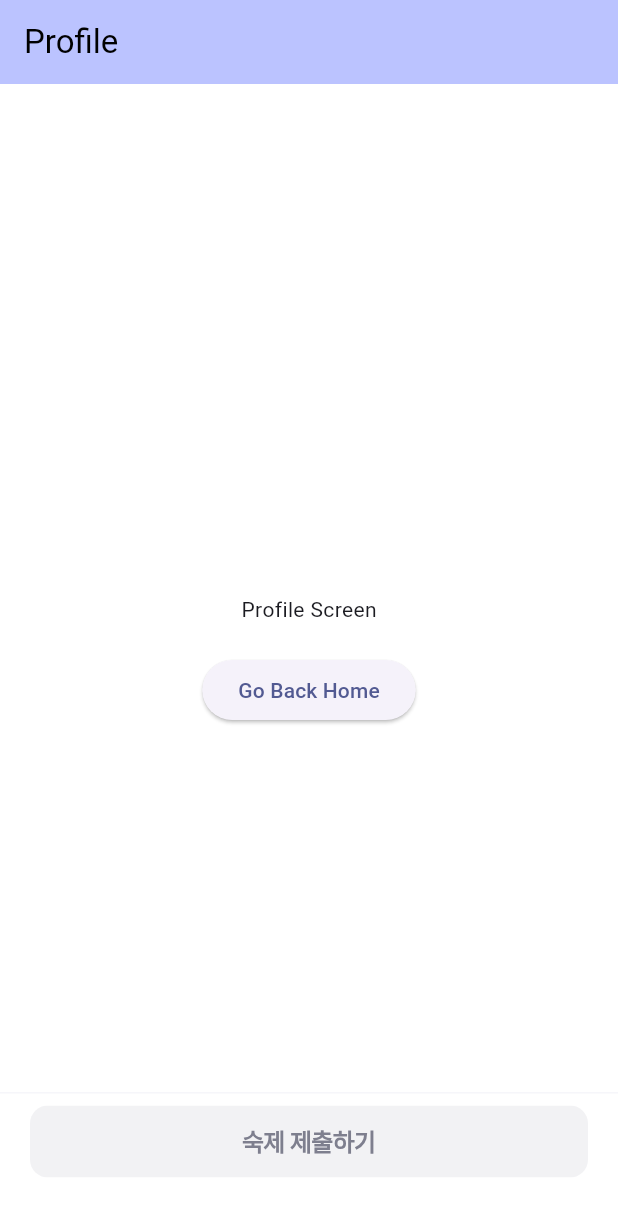
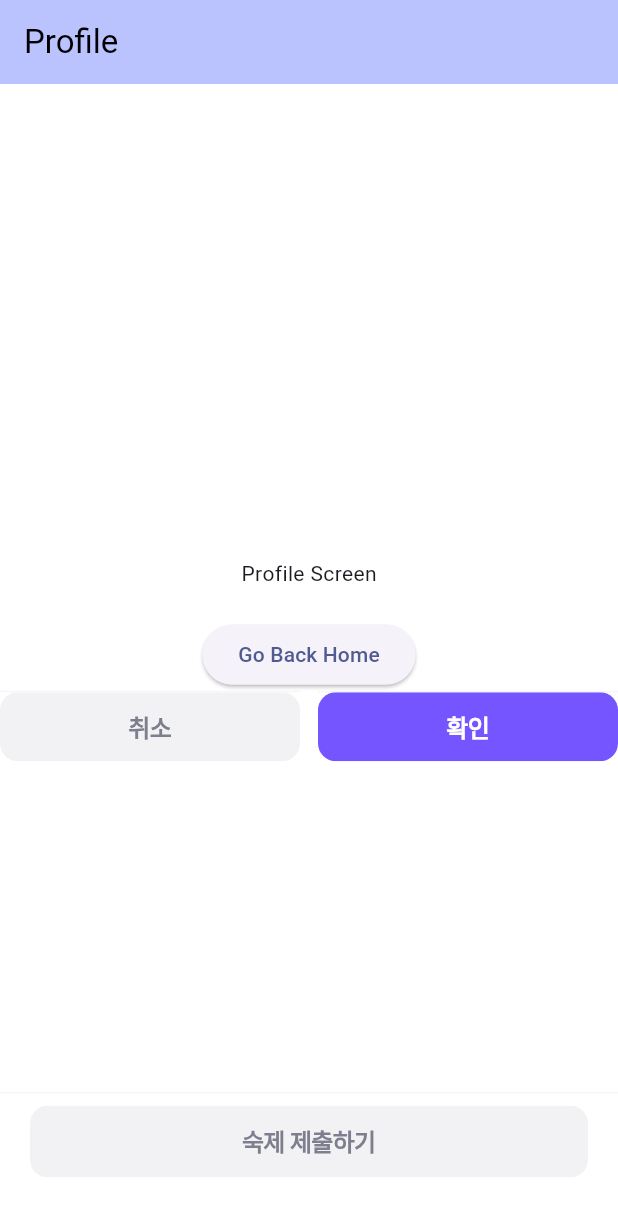
Before and after one commit to 0rmee/ormee_app, a Flutter app: the ProfileScreen screen opened by its route, on a phone screen of 412 x 824 dp. Shown: the top 1216 px of the screen. Run offline on Flutter 3.47's test engine with Material 3 defaults, Android fonts, the phone set to English and light mode, and no system bars; our stand-ins replace flutter_svg, go_router, image_picker; Roboto replaces fonts that are missing (Pretendard).

Commit message:
feat: button component (#6)

```diff
--- a/lib/app/router/app_router.dart
+++ b/lib/app/router/app_router.dart
@@ -1,6 +1,7 @@
 import 'package:flutter/material.dart';
 import 'package:go_router/go_router.dart';
 import 'package:ormee_app/shared/widgets/bottomsheet.dart';
+import 'package:ormee_app/shared/widgets/button.dart';
 import 'package:ormee_app/shared/widgets/navigationbar.dart';
 
 class AppRouter {
@@ -118,6 +119,21 @@ class ProfileScreen extends StatelessWidget {
               onPressed: () => context.go('/'),
               child: const Text('Go Back Home'),
             ),
+            Row(
+              children: [
+                Expanded(child: OrmeeButton(text: '취소', isTrue: false)),
+                SizedBox(width: 12),
+                Expanded(
+                  child: OrmeeButton(
+                    text: '확인',
+                    isTrue: true,
+                    trueAction: () {
+                      context.go('/');
+                    },
+                  ),
+                ),
+              ],
+            ),
           ],
         ),
       ),
--- /dev/null
+++ b/lib/shared/widgets/button.dart
@@ -0,0 +1,51 @@
+import 'package:flutter/material.dart';
+import 'package:go_router/go_router.dart';
+import 'package:ormee_app/shared/theme/app_colors.dart';
+import 'package:ormee_app/shared/theme/app_fonts.dart';
+
+class OrmeeButton extends StatelessWidget {
+  final String text;
+  final bool isTrue;
+  final VoidCallback? trueAction;
+
+  const OrmeeButton({
+    super.key,
+    required this.text,
+    required this.isTrue,
+    this.trueAction,
+  });
+
+  @override
+  Widget build(BuildContext context) {
+    final activeColor = isTrue ? OrmeeColor.purple[50] : OrmeeColor.gray[20];
+    final pressedColor = isTrue ? OrmeeColor.purple[70] : OrmeeColor.gray[40];
+    final textColor = isTrue ? OrmeeColor.white : OrmeeColor.gray[60];
+
+    return Container(
+      width: double.infinity,
+      decoration: BoxDecoration(
+        color: OrmeeColor.white,
+        border: Border(top: BorderSide(color: OrmeeColor.gray[10]!, width: 1)),
+      ),
+      child: Material(
+        color: Colors.transparent,
+        child: InkWell(
+          onTap: isTrue ? trueAction : () => context.pop(),
+          borderRadius: BorderRadius.circular(12),
+          splashColor: Colors.transparent,
+          highlightColor: pressedColor,
+          child: Ink(
+            padding: EdgeInsets.symmetric(vertical: 12, horizontal: 16),
+            decoration: BoxDecoration(
+              borderRadius: BorderRadius.circular(12),
+              color: activeColor,
+            ),
+            child: Center(
+              child: Title4SemiBold16(text: text, color: textColor),
+            ),
+          ),
+        ),
+      ),
+    );
+  }
+}
```
